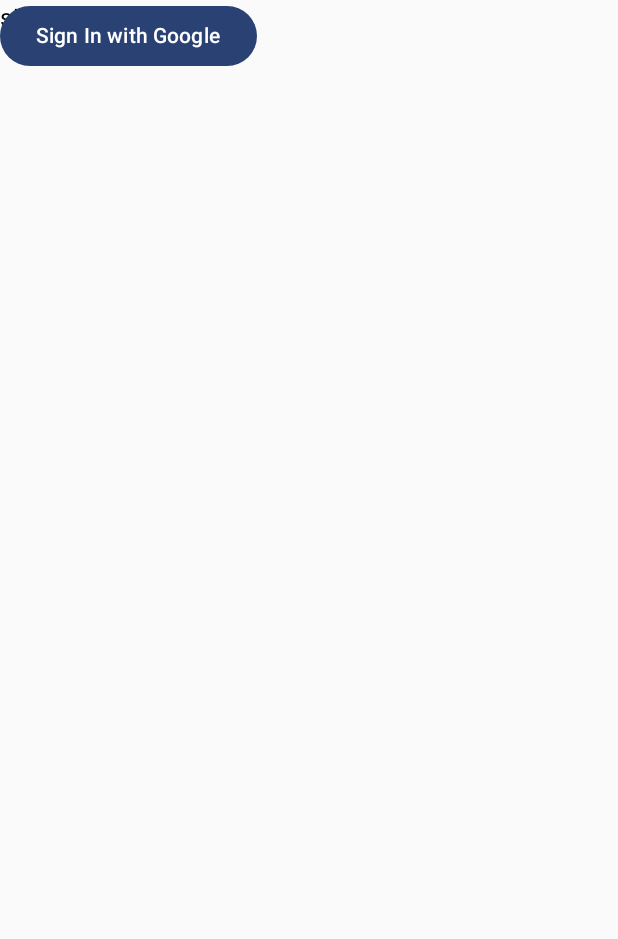
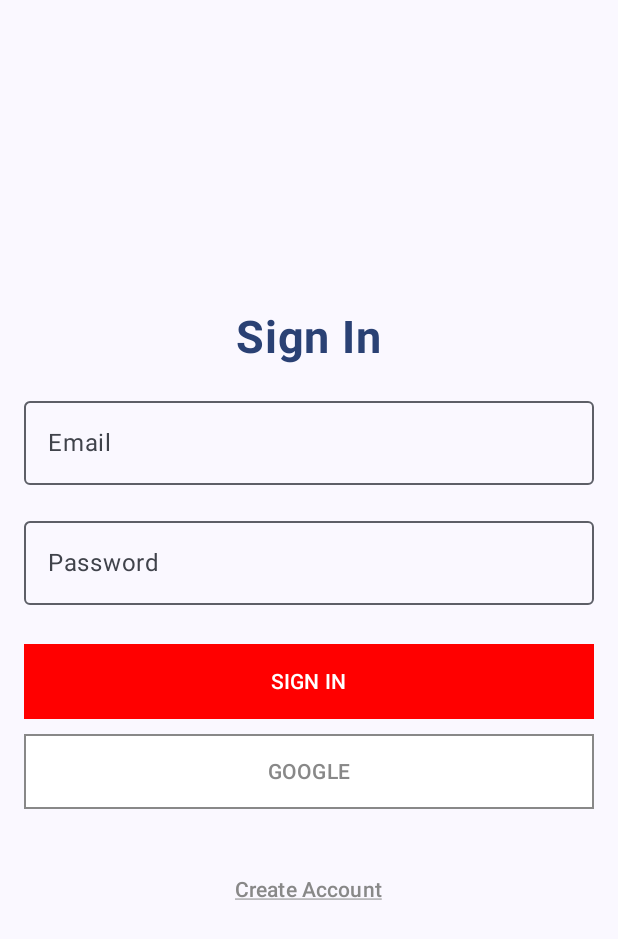
Before and after one commit to Jayrek/superhero, an Android app built with Jetpack Compose: the screen it shows after launch (MainActivity), on a phone screen of 412 x 824 dp. Shown: the top 939 px of the screen. Run offline under Robolectric (Android 15) with nearby library versions, the phone set to English and light mode, and no system bars; our stand-ins replace Dagger/Hilt's generated code, Firebase (no records; nobody signed in at launch, a user with empty details on screens opened directly).

Commit message:
add sign in screen composable

```diff
--- a/app/src/main/java/com/jrektabasa/superhero/MainActivity.kt
+++ b/app/src/main/java/com/jrektabasa/superhero/MainActivity.kt
@@ -19,6 +19,7 @@ import androidx.compose.ui.Modifier
 import androidx.compose.ui.tooling.preview.Preview
 import androidx.lifecycle.lifecycleScope
 import com.jrektabasa.superhero.data.common.Result
+import com.jrektabasa.superhero.presentation.screen.SignInScreen
 import com.jrektabasa.superhero.presentation.viewmodel.auth.AuthViewModel
 import com.jrektabasa.superhero.presentation.viewmodel.biography.BiographyViewModel
 import com.jrektabasa.superhero.presentation.viewmodel.hero.HeroViewModel
@@ -59,11 +60,12 @@ class MainActivity : ComponentActivity() {
             )
 
             SuperheroTheme {
+                SignInScreen()
                 // A surface container using the 'background' color from the theme
 //                LaunchedEffect(true) {
 //                    biographyViewModel.getHeroBiography("312")
 //                }
-                when (signInIntent.value) {
+               /* when (signInIntent.value) {
                     is Result.Success -> {
                         val df = (signInIntent.value as Result.Success).data
                         googleSignInLauncher.launch(
@@ -102,7 +104,7 @@ class MainActivity : ComponentActivity() {
                     }
 
                     null -> Text("dfsfs")
-                }
+                }*/
 
 //                val biography = biographyViewModel.biography.collectAsState()
 //
--- /dev/null
+++ b/app/src/main/java/com/jrektabasa/superhero/presentation/screen/SignInScreen.kt
@@ -0,0 +1,136 @@
+package com.jrektabasa.superhero.presentation.screen
+
+import android.annotation.SuppressLint
+import android.util.Log
+import androidx.compose.foundation.BorderStroke
+import androidx.compose.foundation.layout.Arrangement
+import androidx.compose.foundation.layout.Column
+import androidx.compose.foundation.layout.Spacer
+import androidx.compose.foundation.layout.fillMaxSize
+import androidx.compose.foundation.layout.fillMaxWidth
+import androidx.compose.foundation.layout.height
+import androidx.compose.foundation.layout.padding
+import androidx.compose.foundation.text.KeyboardOptions
+import androidx.compose.material3.Button
+import androidx.compose.material3.ButtonDefaults
+import androidx.compose.material3.ExperimentalMaterial3Api
+import androidx.compose.material3.MaterialTheme
+import androidx.compose.material3.OutlinedTextField
+import androidx.compose.material3.Scaffold
+import androidx.compose.material3.Text
+import androidx.compose.material3.TextButton
+import androidx.compose.runtime.Composable
+import androidx.compose.runtime.getValue
+import androidx.compose.runtime.mutableStateOf
+import androidx.compose.runtime.remember
+import androidx.compose.runtime.setValue
+import androidx.compose.ui.Alignment
+import androidx.compose.ui.Modifier
+import androidx.compose.ui.graphics.Color
+import androidx.compose.ui.graphics.RectangleShape
+import androidx.compose.ui.text.font.FontWeight
+import androidx.compose.ui.text.input.ImeAction
+import androidx.compose.ui.text.style.TextDecoration
+import androidx.compose.ui.tooling.preview.Preview
+import androidx.compose.ui.unit.dp
+import androidx.compose.ui.unit.sp
+
+@SuppressLint("UnusedMaterial3ScaffoldPaddingParameter")
+@OptIn(ExperimentalMaterial3Api::class)
+@Composable
+fun SignInScreen() {
+    Scaffold(
+        modifier = Modifier
+            .fillMaxSize()
+    ) {
+        Column(
+            modifier = Modifier
+                .fillMaxSize()
+                .padding(16.dp),
+            horizontalAlignment = Alignment.CenterHorizontally,
+            verticalArrangement = Arrangement.Center,
+        ) {
+            Text(
+                text = "Sign In",
+                fontWeight = FontWeight.Bold,
+                fontSize = 30.sp,
+                color = MaterialTheme.colorScheme.primary,
+                modifier = Modifier.padding(bottom = 16.dp)
+            )
+
+            var email by remember { mutableStateOf("") }
+            var password by remember { mutableStateOf("") }
+
+            OutlinedTextField(
+                value = email,
+                onValueChange = { email = it },
+                label = { Text("Email") },
+                keyboardOptions = KeyboardOptions.Default.copy(
+                    imeAction = ImeAction.Next
+                ),
+                modifier = Modifier
+                    .fillMaxWidth()
+                    .padding(bottom = 16.dp)
+            )
+
+            OutlinedTextField(
+                value = password,
+                onValueChange = { password = it },
+                label = { Text("Password") },
+                keyboardOptions = KeyboardOptions.Default.copy(
+                    imeAction = ImeAction.Next
+                ),
+                modifier = Modifier
+                    .fillMaxWidth()
+                    .padding(bottom = 16.dp)
+            )
+
+
+            Spacer(modifier = Modifier.height(10.dp))
+
+            Button(
+                onClick = {
+                    Log.wtf("email: ", email)
+                    Log.wtf("password: ", password)
+                },
+                modifier = Modifier
+                    .fillMaxWidth()
+                    .height(50.dp),
+                shape = RectangleShape,
+                colors = ButtonDefaults.buttonColors(containerColor = Color.Red)
+            ) {
+                Text(text = "SIGN IN", color = Color.White)
+            }
+
+            Spacer(modifier = Modifier.height(10.dp))
+
+            Button(
+                onClick = {},
+                modifier = Modifier
+                    .fillMaxWidth()
+                    .height(50.dp),
+                shape = RectangleShape,
+                border = BorderStroke(1.dp, color = Color.Gray),
+                colors = ButtonDefaults.outlinedButtonColors(containerColor = Color.White)
+            ) {
+                Text(text = "GOOGLE", color = Color.Gray)
+            }
+
+            Spacer(modifier = Modifier.height(30.dp))
+
+            TextButton(onClick = { /*TODO*/ }, shape = RectangleShape) {
+                Text(
+                    text = "Create Account",
+                    color = Color.Gray,
+                    textDecoration = TextDecoration.Underline
+                )
+            }
+        }
+    }
+}
+
+@Preview
+@Composable
+fun SignInScreenPreview() {
+    SignInScreen()
+}
```
